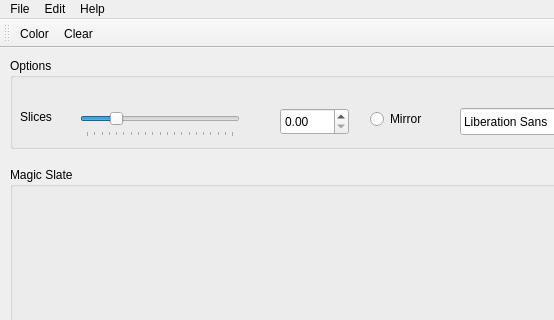
Above: mainwindow.ui from b6e4n/Mandala before the change; both pictures show x 0 to 554 and y 0 to 320 of the 1172 by 722 pixel window. Below: the same form after it.
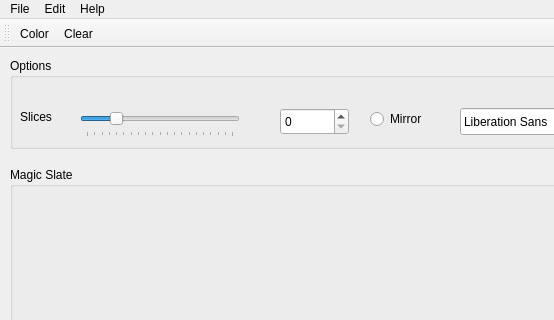
That is the form after the change. Custom widgets are drawn as their Qt base class.

The edit to the form file:
```diff
--- a/mainwindow.ui
+++ b/mainwindow.ui
@@ -109,7 +109,7 @@
       <string>Clear</string>
      </property>
     </widget>
-    <widget class="QDoubleSpinBox" name="doubleSpinBox">
+    <widget class="QSpinBox" name="spinBox">
      <property name="geometry">
       <rect>
        <x>270</x>
```
Left out of the diff: 3 changed lines with no effect on the pictures.
